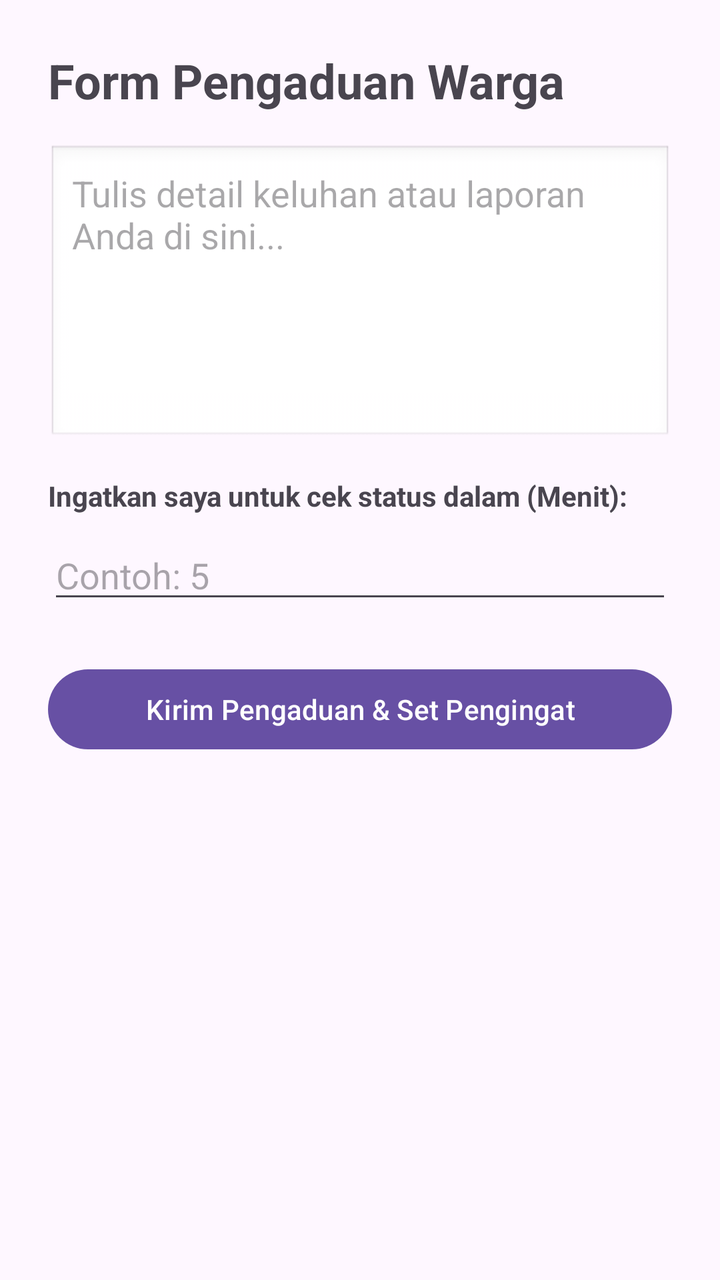
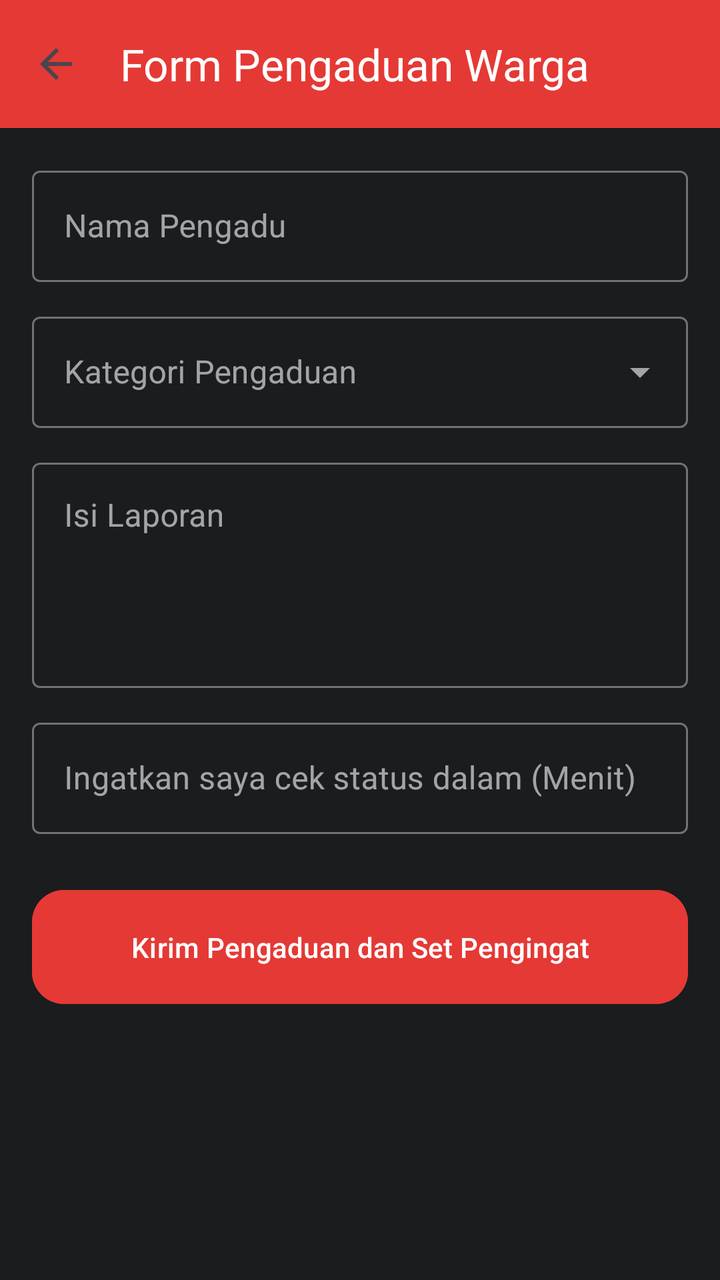

The first picture is an Android layout as it rendered before a commit; the second is the same layout after the commit. The layout source and the unified diff follow.
<!-- AndroidManifest.xml: application theme Theme.Therehelp -->
<!-- res/layout/activity_form_pengaduan.xml -->
<?xml version="1.0" encoding="utf-8"?>
<LinearLayout xmlns:android="http://schemas.android.com/apk/res/android"
    android:layout_width="match_parent"
    android:layout_height="match_parent"
    android:orientation="vertical"
    android:padding="24dp">

    
    <TextView
        android:layout_width="match_parent"
        android:layout_height="wrap_content"
        android:text="Form Pengaduan Warga"
        android:textSize="24sp"
        android:textStyle="bold"
        android:layout_marginBottom="16dp"/>

    
    <EditText
        android:id="@+id/edtLaporan"
        android:layout_width="match_parent"
        android:layout_height="150dp"
        android:hint="Tulis detail keluhan atau laporan Anda di sini..."
        android:gravity="top"
        android:inputType="textMultiLine"
        android:background="@android:drawable/edit_text"
        android:padding="12dp"
        android:layout_marginBottom="16dp"/>

    
    <TextView
        android:layout_width="match_parent"
        android:layout_height="wrap_content"
        android:text="Ingatkan saya untuk cek status dalam (Menit):"
        android:textStyle="bold"
        android:layout_marginBottom="8dp"/>

    
    <EditText
        android:id="@+id/edtMenit"
        android:layout_width="match_parent"
        android:layout_height="wrap_content"
        android:hint="Contoh: 5"
        android:inputType="number"
        android:layout_marginBottom="24dp"/>

    
    <Button
        android:id="@+id/btnKirim"
        android:layout_width="match_parent"
        android:layout_height="wrap_content"
        android:text="Kirim Pengaduan &amp; Set Pengingat"/>

</LinearLayout>
<!-- resources referenced by this layout -->
<resources>
  <style name="Theme.Therehelp" parent="Base.Theme.Therehelp" />
  <style name="Base.Theme.Therehelp" parent="Theme.Material3.DayNight.NoActionBar">
          
          
      </style>
</resources>

<!-- the commit's change to res/layout/activity_form_pengaduan.xml (unified diff, before → after) -->
@@ -1,53 +1,116 @@
 <?xml version="1.0" encoding="utf-8"?>
-<LinearLayout xmlns:android="http://schemas.android.com/apk/res/android"
+<LinearLayout
+    xmlns:android="http://schemas.android.com/apk/res/android"
+    xmlns:app="http://schemas.android.com/apk/res-auto"
     android:layout_width="match_parent"
     android:layout_height="match_parent"
     android:orientation="vertical"
-    android:padding="24dp">
+    android:background="@color/bina_desa_dark_grey">
 
     
-    <TextView
+    <androidx.appcompat.widget.Toolbar
+        android:id="@+id/toolbar"
         android:layout_width="match_parent"
-        android:layout_height="wrap_content"
-        android:text="Form Pengaduan Warga"
-        android:textSize="24sp"
-        android:textStyle="bold"
-        android:layout_marginBottom="16dp"/>
+        android:layout_height="?attr/actionBarSize"
+        android:background="@color/bina_desa_red"
+        app:title="Form Pengaduan Warga"
+        app:titleTextColor="@color/white"
+        app:navigationIcon="?attr/homeAsUpIndicator" />
 
-    
-    <EditText
-        android:id="@+id/edtLaporan"
+    <ScrollView
         android:layout_width="match_parent"
-        android:layout_height="150dp"
-        android:hint="Tulis detail keluhan atau laporan Anda di sini..."
-        android:gravity="top"
-        android:inputType="textMultiLine"
-        android:background="@android:drawable/edit_text"
-        android:padding="12dp"
-        android:layout_marginBottom="16dp"/>
+        android:layout_height="match_parent"
+        android:fillViewport="true">
 
-    
-    <TextView
-        android:layout_width="match_parent"
-        android:layout_height="wrap_content"
-        android:text="Ingatkan saya untuk cek status dalam (Menit):"
-        android:textStyle="bold"
-        android:layout_marginBottom="8dp"/>
+        
+        <LinearLayout
+            android:layout_width="match_parent"
+            android:layout_height="wrap_content"
+            android:orientation="vertical"
+            android:padding="16dp"
+            android:theme="@style/ThemeOverlay.MaterialComponents.Dark">
 
-    
-    <EditText
-        android:id="@+id/edtMenit"
-        android:layout_width="match_parent"
-        android:layout_height="wrap_content"
-        android:hint="Contoh: 5"
-        android:inputType="number"
-        android:layout_marginBottom="24dp"/>
+            
+            <com.google.android.material.textfield.TextInputLayout
+                style="@style/Widget.MaterialComponents.TextInputLayout.OutlinedBox"
+                android:layout_width="match_parent"
+                android:layout_height="wrap_content"
+                android:hint="Nama Pengadu">
 
-    
-    <Button
-        android:id="@+id/btnKirim"
-        android:layout_width="match_parent"
-        android:layout_height="wrap_content"
-        android:text="Kirim Pengaduan &amp; Set Pengingat"/>
+                <com.google.android.material.textfield.TextInputEditText
+                    android:id="@+id/etNama"
+                    android:layout_width="match_parent"
+                    android:layout_height="wrap_content"
+                    android:textColor="@color/text_white" />
+            </com.google.android.material.textfield.TextInputLayout>
 
+            
+            <com.google.android.material.textfield.TextInputLayout
+                style="@style/Widget.MaterialComponents.TextInputLayout.OutlinedBox.ExposedDropdownMenu"
+                android:layout_width="match_parent"
+                android:layout_height="wrap_content"
+                android:layout_marginTop="12dp"
+                android:hint="Kategori Pengaduan"
+                app:hintTextColor="@color/white">
+
+                
+                <AutoCompleteTextView
+                    android:id="@+id/tvKategori"
+                    android:layout_width="match_parent"
+                    android:layout_height="wrap_content"
+                    android:inputType="none"
+                    android:textColor="@color/white"
+                    android:popupBackground="@color/bina_desa_card" />
+            </com.google.android.material.textfield.TextInputLayout>
+
+            
+            <com.google.android.material.textfield.TextInputLayout
+                style="@style/Widget.MaterialComponents.TextInputLayout.OutlinedBox"
+                android:layout_width="match_parent"
+                android:layout_height="wrap_content"
+                android:layout_marginTop="12dp"
+                android:hint="Isi Laporan">
+
+                <com.google.android.material.textfield.TextInputEditText
+                    android:id="@+id/etIsiPengaduan"
+                    android:layout_width="match_parent"
+                    android:layout_height="wrap_content"
+                    android:minLines="4"
+                    android:gravity="top"
+                    android:inputType="textMultiLine"
+                    android:textColor="@color/text_white" />
+            </com.google.android.material.textfield.TextInputLayout>
+
+            
+            <com.google.android.material.textfield.TextInputLayout
+                style="@style/Widget.MaterialComponents.TextInputLayout.OutlinedBox"
+                android:layout_width="match_parent"
+                android:layout_height="wrap_content"
+                android:layout_marginTop="12dp"
+                android:hint="Ingatkan saya cek status dalam (Menit)">
+
+                <com.google.android.material.textfield.TextInputEditText
+                    android:id="@+id/etMenit"
+                    android:layout_width="match_parent"
+                    android:layout_height="wrap_content"
+                    android:inputType="number"
+                    android:textColor="@color/text_white" />
+            </com.google.android.material.textfield.TextInputLayout>
+
+            <Space
+                android:layout_width="match_parent"
+                android:layout_height="24dp" />
+
+            
+            <com.google.android.material.button.MaterialButton
+                android:id="@+id/btnSimpanPengaduan"
+                android:layout_width="match_parent"
+                android:layout_height="65dp"
+                android:backgroundTint="@color/bina_desa_red"
+                android:text="Kirim Pengaduan dan Set Pengingat"
+                android:textColor="@color/white"
+                app:cornerRadius="16dp" />
+
+        </LinearLayout>
+    </ScrollView>
 </LinearLayout>
<!-- resource entries referenced after the edit -->
@@ -1,5 +1,10 @@
 <!-- resources referenced by this layout -->
 <resources>
+  <color name="bina_desa_card">#212429</color>
+  <color name="bina_desa_dark_grey">#1A1C1E</color>
+  <color name="bina_desa_red">#E53935</color>
+  <color name="text_white">#FFFFFF</color>
+  <color name="white">#FFFFFFFF</color>
   <style name="Theme.Therehelp" parent="Base.Theme.Therehelp" />
   <style name="Base.Theme.Therehelp" parent="Theme.Material3.DayNight.NoActionBar">
           
